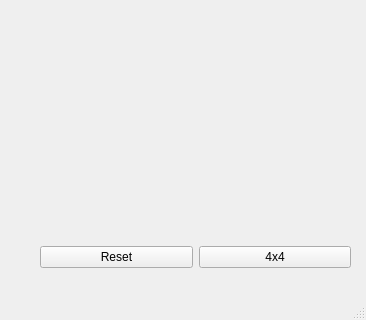
Old version of the form mainwindow.ui in the repository zane0703/AI-Tic-Tac-Toe; both pictures show x 0 to 366 and y 199 to 519 of the 366 by 519 pixel window.
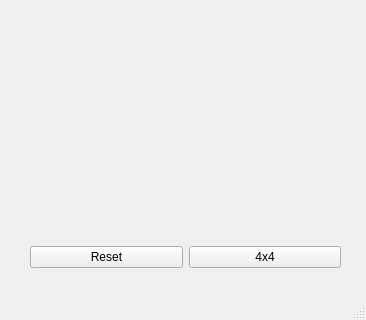
New version of the form.

What changed in the file:
```diff
--- a/mainwindow.ui
+++ b/mainwindow.ui
@@ -17,7 +17,7 @@
    <widget class="QWidget" name="verticalLayoutWidget">
     <property name="geometry">
      <rect>
-      <x>40</x>
+      <x>30</x>
       <y>40</y>
       <width>311</width>
       <height>427</height>
```
